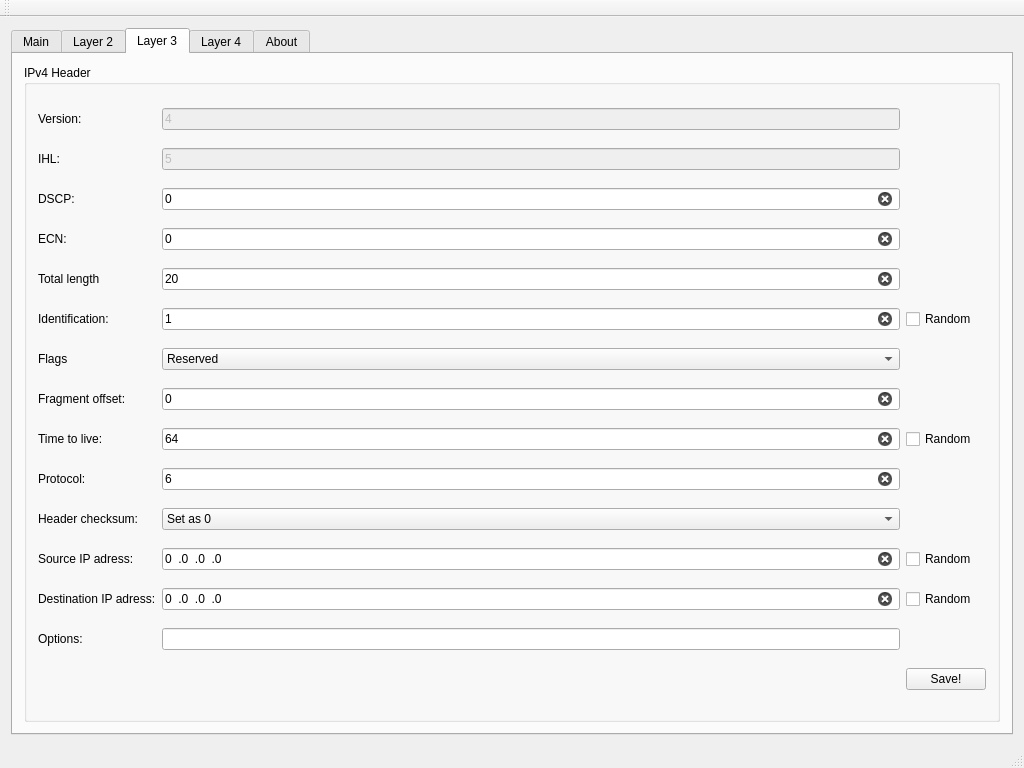
emiliancyc/packet-generator, file qt/packet-generator/mainwindow.ui: the form before one commit.
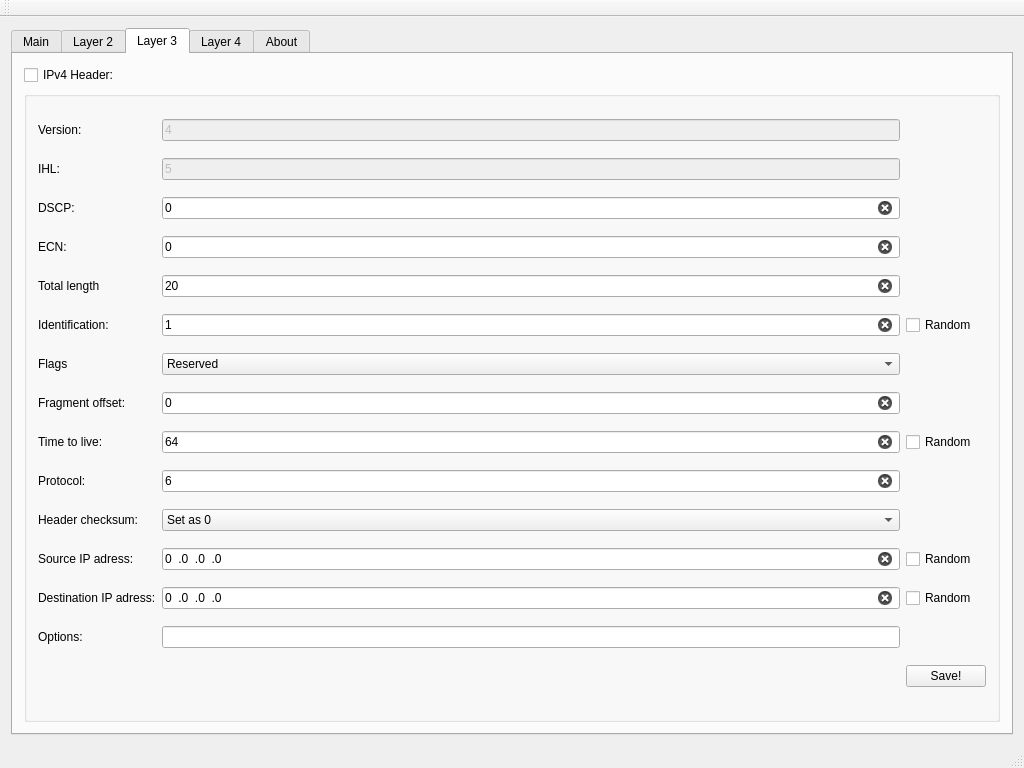
The form after the commit. The open tabs and pages were chosen to show the change.

Commit message: Sending eth and VLAN + IP with checksum now works ok

What changed in the file:
```diff
--- a/qt/packet-generator/mainwindow.ui
+++ b/qt/packet-generator/mainwindow.ui
@@ -541,30 +541,72 @@
         <string>Layer 3</string>
        </attribute>
        <layout class="QVBoxLayout" name="verticalLayout_4">
+        <item>
+         <widget class="QCheckBox" name="checkBox_ip_create">
+          <property name="sizePolicy">
+           <sizepolicy hsizetype="Minimum" vsizetype="Fixed">
+            <horstretch>0</horstretch>
+            <verstretch>0</verstretch>
+           </sizepolicy>
+          </property>
+          <property name="text">
+           <string>IPv4 Header:</string>
+          </property>
+         </widget>
+        </item>
         <item>
          <widget class="QGroupBox" name="groupBox_layer3">
+          <property name="sizePolicy">
+           <sizepolicy hsizetype="Preferred" vsizetype="Expanding">
+            <horstretch>0</horstretch>
+            <verstretch>0</verstretch>
+           </sizepolicy>
+          </property>
           <property name="inputMethodHints">
            <set>Qt::ImhNone</set>
           </property>
           <property name="title">
-           <string>IPv4 Header</string>
+           <string/>
           </property>
           <layout class="QGridLayout" name="gridLayout_4">
-           <item row="9" column="0">
+           <item row="2" column="1">
+            <widget class="QLineEdit" name="lineEdit_ip_ihl">
+             <property name="enabled">
+              <bool>false</bool>
+             </property>
+             <property name="toolTip">
+              <string>&lt;html&gt;&lt;head/&gt;&lt;body&gt;&lt;p align=&quot;justify&quot;&gt;The second field (4 bits) is the Internet Header Length (IHL), which is the number of 32-bit words in the header. Since an IPv4 header may contain a variable number of options, this field specifies the size of the header (this also coincides with the offset to the data). The minimum value for this field is 5 (RFC 791), which is a length of 5×32 = 160 bits = 20 bytes. Being a 4-bit value, the maximum length is 15 words (15×32 bits) or 480 bits = 60 bytes&lt;/p&gt;&lt;/body&gt;&lt;/html&gt;</string>
+             </property>
+             <property name="statusTip">
+              <string>The second field (4 bits) is the Internet Header Length (IHL), which is the number of 32-bit words in the header. Since an IPv4 header may contain a variable number of options, this field specifies the size of the header (this also coincides with the offset to the data). The minimum value for this field is 5 (RFC 791), which is a length of 5×32 = 160 bits = 20 bytes. Being a 4-bit value, the maximum length is 15 words (15×32 bits) or 480 bits = 60 bytes</string>
+             </property>
+             <property name="text">
+              <string>5</string>
+             </property>
+            </widget>
+           </item>
+           <item row="14" column="0">
+            <widget class="QLabel" name="label_ip_options">
+             <property name="text">
+              <string>Options:</string>
+             </property>
+            </widget>
+           </item>
+           <item row="10" column="0">
             <widget class="QLabel" name="label_ip_protocol">
              <property name="text">
               <string>Protocol:</string>
              </property>
             </widget>
            </item>
-           <item row="5" column="2">
+           <item row="6" column="2">
             <widget class="QCheckBox" name="checkBox_ip_rand_id">
              <property name="text">
               <string>Random</string>
              </property>
             </widget>
            </item>
-           <item row="8" column="1">
+           <item row="9" column="1">
             <widget class="QLineEdit" name="lineEdit_ip_ttl">
              <property name="toolTip">
               <string>&lt;html&gt;&lt;head/&gt;&lt;body&gt;&lt;p align=&quot;justify&quot;&gt;&lt;span style=&quot; font-family:'sans-serif'; font-size:14px; color:#252525; background-color:#ffffff;&quot;&gt;An eight-bit&lt;/span&gt;&lt;span style=&quot; font-family:'sans-serif'; font-size:14px; color:#252525;&quot;/&gt;&lt;a href=&quot;https://en.wikipedia.org/wiki/Time_to_live&quot;&gt;&lt;span style=&quot; font-family:'sans-serif'; font-size:14px; color:#0b0080;&quot;&gt;time to live&lt;/span&gt;&lt;/a&gt;&lt;span style=&quot; font-family:'sans-serif'; font-size:14px; color:#252525;&quot;&gt; field helps prevent datagrams from persisting (e.g. going in circles) on an internet. This field limits a datagram's lifetime. It is specified in seconds, but time intervals less than 1 second are rounded up to 1. In practice, the field has become a &lt;/span&gt;&lt;a href=&quot;https://en.wikipedia.org/wiki/Hop_count&quot;&gt;&lt;span style=&quot; font-family:'sans-serif'; font-size:14px; color:#0b0080;&quot;&gt;hop count&lt;/span&gt;&lt;/a&gt;&lt;span style=&quot; font-family:'sans-serif'; font-size:14px; color:#252525;&quot;&gt;—when the datagram arrives at a &lt;/span&gt;&lt;a href=&quot;https://en.wikipedia.org/wiki/Router_(computing)&quot;&gt;&lt;span style=&quot; font-family:'sans-serif'; font-size:14px; color:#0b0080;&quot;&gt;router&lt;/span&gt;&lt;/a&gt;&lt;span style=&quot; font-family:'sans-serif'; font-size:14px; color:#252525;&quot;&gt;, the router decrements the TTL field by one. When the TTL field hits zero, the router discards the packet and typically sends an &lt;/span&gt;&lt;a href=&quot;https://en.wikipedia.org/wiki/ICMP_Time_Exceeded&quot;&gt;&lt;span style=&quot; font-family:'sans-serif'; font-size:14px; color:#0b0080;&quot;&gt;ICMP Time Exceeded&lt;/span&gt;&lt;/a&gt;&lt;span style=&quot; font-family:'sans-serif'; font-size:14px; color:#252525;&quot;&gt; message to the sender.&lt;/span&gt;&lt;/p&gt;&lt;p align=&quot;justify&quot;&gt;&lt;span style=&quot; font-family:'sans-serif'; font-size:14px; color:#252525; background-color:#ffffff;&quot;&gt;The program&lt;/span&gt;&lt;span style=&quot; font-family:'sans-serif'; font-size:14px; color:#252525;&quot;/&gt;&lt;a href=&quot;https://en.wikipedia.org/wiki/Traceroute&quot;&gt;&lt;span style=&quot; font-family:'sans-serif'; font-size:14px; color:#0b0080;&quot;&gt;traceroute&lt;/span&gt;&lt;/a&gt;&lt;span style=&quot; font-family:'sans-serif'; font-size:14px; color:#252525;&quot;&gt; uses these ICMP Time Exceeded messages to print the routers used by packets to go from the source to the destination.&lt;/span&gt;&lt;/p&gt;&lt;/body&gt;&lt;/html&gt;</string>
@@ -595,14 +637,14 @@
              </property>
             </widget>
            </item>
-           <item row="4" column="0">
+           <item row="5" column="0">
             <widget class="QLabel" name="label_ip_total_length">
              <property name="text">
               <string>Total length</string>
              </property>
             </widget>
            </item>
-           <item row="4" column="1">
+           <item row="5" column="1">
             <widget class="QLineEdit" name="lineEdit_ip_total_length">
              <property name="toolTip">
               <string>&lt;html&gt;&lt;head/&gt;&lt;body&gt;&lt;p align=&quot;justify&quot;&gt;&lt;span style=&quot; font-family:'sans-serif'; font-size:14px; color:#252525; background-color:#ffffff;&quot;&gt;This 16-bit field defines the entire packet size, including header and data, in bytes. The minimum-length packet is 20 bytes (20-byte header + 0 bytes data) and the maximum is 65,535 bytes — the maximum value of a 16-bit word. All hosts are required to be able to reassemble datagrams of size up to 576 bytes, but most modern hosts handle much larger packets. Sometimes &lt;/span&gt;&lt;a href=&quot;https://en.wikipedia.org/wiki/Subnetwork&quot;&gt;&lt;span style=&quot; font-family:'sans-serif'; font-size:14px; color:#0b0080; background-color:#ffffff;&quot;&gt;subnetworks&lt;/span&gt;&lt;/a&gt;&lt;span style=&quot; font-family:'sans-serif'; font-size:14px; color:#252525; background-color:#ffffff;&quot;&gt; impose further restrictions on the packet size, in which case datagrams must be fragmented. Fragmentation is handled in either the host or router in IPv4.&lt;/span&gt;</string>
@@ -624,49 +666,49 @@
              </property>
             </widget>
            </item>
-           <item row="6" column="0">
-            <widget class="QLabel" name="label_ip_flags">
-             <property name="text">
-              <string>Flags</string>
-             </property>
-            </widget>
-           </item>
            <item row="2" column="0">
-            <widget class="QLabel" name="label_ip_dscp">
-             <property name="text">
-              <string>DSCP:</string>
-             </property>
-            </widget>
-           </item>
-           <item row="1" column="0">
             <widget class="QLabel" name="label_ip_ihl">
              <property name="text">
               <string>IHL:</string>
              </property>
             </widget>
            </item>
-           <item row="12" column="0">
+           <item row="3" column="0">
+            <widget class="QLabel" name="label_ip_dscp">
+             <property name="text">
+              <string>DSCP:</string>
+             </property>
+            </widget>
+           </item>
+           <item row="7" column="0">
+            <widget class="QLabel" name="label_ip_flags">
+             <property name="text">
+              <string>Flags</string>
+             </property>
+            </widget>
+           </item>
+           <item row="13" column="0">
             <widget class="QLabel" name="label_ip_dest_ip">
              <property name="text">
               <string>Destination IP adress:</string>
              </property>
             </widget>
            </item>
-           <item row="7" column="0">
+           <item row="8" column="0">
             <widget class="QLabel" name="label_ip_frag_offset">
              <property name="text">
               <string>Fragment offset:</string>
              </property>
             </widget>
            </item>
-           <item row="0" column="0">
+           <item row="1" column="0">
             <widget class="QLabel" name="label_ip_version">
              <property name="text">
               <string>Version:</string>
              </property>
             </widget>
            </item>
-           <item row="7" column="1">
+           <item row="8" column="1">
             <widget class="QLineEdit" name="lineEdit_ip_offset">
              <property name="toolTip">
               <string>&lt;html&gt;&lt;head/&gt;&lt;body&gt;&lt;p align=&quot;justify&quot;&gt;&lt;span style=&quot; font-family:'sans-serif'; font-size:14px; color:#252525; background-color:#ffffff;&quot;&gt;The fragment offset field, measured in units of eight-byte blocks (64 bits), is 13 bits long and specifies the offset of a particular fragment relative to the beginning of the original unfragmented IP datagram. &lt;/span&gt;&lt;/p&gt;&lt;p align=&quot;justify&quot;&gt;&lt;span style=&quot; font-family:'sans-serif'; font-size:14px; color:#252525; background-color:#ffffff;&quot;&gt;The first fragment has an offset of zero. This allows a maximum offset of (2&lt;/span&gt;&lt;span style=&quot; font-family:'sans-serif'; color:#252525; background-color:#ffffff; vertical-align:super;&quot;&gt;13&lt;/span&gt;&lt;span style=&quot; font-family:'sans-serif'; font-size:14px; color:#252525; background-color:#ffffff;&quot;&gt; – 1) × 8 = 65,528 bytes, which would exceed the maximum IP packet length of 65,535 bytes with the header length included (65,528 + 20 = 65,548 bytes).&lt;/span&gt;&lt;/p&gt;&lt;/body&gt;&lt;/html&gt;</string>
@@ -691,44 +733,28 @@
              </property>
             </widget>
            </item>
-           <item row="13" column="0">
-            <widget class="QLabel" name="label_ip_options">
-             <property name="text">
-              <string>Options:</string>
-             </property>
-            </widget>
-           </item>
-           <item row="1" column="1">
-            <widget class="QLineEdit" name="lineEdit_ip_ihl">
-             <property name="enabled">
-              <bool>false</bool>
-             </property>
-             <property name="toolTip">
-              <string>&lt;html&gt;&lt;head/&gt;&lt;body&gt;&lt;p align=&quot;justify&quot;&gt;The second field (4 bits) is the Internet Header Length (IHL), which is the number of 32-bit words in the header. Since an IPv4 header may contain a variable number of options, this field specifies the size of the header (this also coincides with the offset to the data). The minimum value for this field is 5 (RFC 791), which is a length of 5×32 = 160 bits = 20 bytes. Being a 4-bit value, the maximum length is 15 words (15×32 bits) or 480 bits = 60 bytes&lt;/p&gt;&lt;/body&gt;&lt;/html&gt;</string>
-             </property>
-             <property name="statusTip">
-              <string>The second field (4 bits) is the Internet Header Length (IHL), which is the number of 32-bit words in the header. Since an IPv4 header may contain a variable number of options, this field specifies the size of the header (this also coincides with the offset to the data). The minimum value for this field is 5 (RFC 791), which is a length of 5×32 = 160 bits = 20 bytes. Being a 4-bit value, the maximum length is 15 words (15×32 bits) or 480 bits = 60 bytes</string>
-             </property>
-             <property name="text">
-              <string>5</string>
-             </property>
-            </widget>
-           </item>
-           <item row="8" column="0">
-            <widget class="QLabel" name="label_ip_ttl">
-             <property name="text">
-              <string>Time to live:</string>
-             </property>
-            </widget>
-           </item>
-           <item row="5" column="0">
+           <item row="6" column="0">
             <widget class="QLabel" name="label_ip_id">
              <property name="text">
               <string>Identification:</string>
              </property>
             </widget>
            </item>
-           <item row="13" column="1">
+           <item row="9" column="0">
+            <widget class="QLabel" name="label_ip_ttl">
+             <property name="text">
+              <string>Time to live:</string>
+             </property>
+            </widget>
+           </item>
+           <item row="4" column="0">
+            <widget class="QLabel" name="label_ip_ecn">
+             <property name="text">
+              <string>ECN:</string>
+             </property>
+            </widget>
+           </item>
+           <item row="14" column="1">
             <widget class="QLineEdit" name="lineEdit_ip_options">
              <property name="toolTip">
               <string>&lt;html&gt;&lt;head/&gt;&lt;body&gt;&lt;p align=&quot;justify&quot;&gt;&lt;span style=&quot; font-family:'sans-serif'; font-size:14px; color:#252525; background-color:#ffffff;&quot;&gt;The options field is not often used. Note that the value in the IHL field must include enough extra 32-bit words to hold all the options (plus any padding needed to ensure that the header contains an integer number of 32-bit words). The list of options may be terminated with an EOL (&lt;/span&gt;&lt;a href=&quot;https://en.wikipedia.org/w/index.php?title=End_of_Options_List&amp;amp;action=edit&amp;amp;redlink=1&quot;&gt;&lt;span style=&quot; font-family:'sans-serif'; font-size:14px; color:#000000;&quot;&gt;End of Options List&lt;/span&gt;&lt;/a&gt;&lt;span style=&quot; font-family:'sans-serif'; font-size:14px; color:#252525;&quot;&gt;, 0x00) option; this is only necessary if the end of the options would not otherwise coincide with the end of the header. The possible options that can be put in the header are as follows:&lt;/span&gt;&lt;/p&gt;&lt;table border=&quot;0&quot; style=&quot; margin-top:17px; margin-bottom:17px; margin-left:0px; margin-right:0px;&quot; cellspacing=&quot;2&quot; cellpadding=&quot;0&quot; bgcolor=&quot;#f9f9f9&quot;&gt;&lt;tr&gt;&lt;td bgcolor=&quot;#f2f2f2&quot; style=&quot; padding-left:7; padding-right:7; padding-top:4; padding-bottom:4;&quot;&gt;&lt;p align=&quot;justify&quot;&gt;&lt;span style=&quot; font-family:'sans-serif'; font-size:14px; font-weight:600; color:#000000; background-color:#f2f2f2;&quot;&gt;Field&lt;/span&gt;&lt;/p&gt;&lt;/td&gt;&lt;td bgcolor=&quot;#f2f2f2&quot; style=&quot; padding-left:7; padding-right:7; padding-top:4; padding-bottom:4;&quot;&gt;&lt;p align=&quot;justify&quot;&gt;&lt;span style=&quot; font-family:'sans-serif'; font-size:14px; font-weight:600; color:#000000; background-color:#f2f2f2;&quot;&gt;Size (bits)&lt;/span&gt;&lt;/p&gt;&lt;/td&gt;&lt;td bgcolor=&quot;#f2f2f2&quot; style=&quot; padding-left:7; padding-right:7; padding-top:4; padding-bottom:4;&quot;&gt;&lt;p align=&quot;justify&quot;&gt;&lt;span style=&quot; font-family:'sans-serif'; font-size:14px; font-weight:600; color:#000000; background-color:#f2f2f2;&quot;&gt;Description&lt;/span&gt;&lt;/p&gt;&lt;/td&gt;&lt;/tr&gt;&lt;tr&gt;&lt;td style=&quot; padding-left:7; padding-right:7; padding-top:4; padding-bottom:4;&quot;&gt;&lt;p align=&quot;justify&quot;&gt;&lt;span style=&quot; font-family:'sans-serif'; font-size:14px; color:#000000;&quot;&gt;Copied&lt;/span&gt;&lt;/p&gt;&lt;/td&gt;&lt;td style=&quot; padding-left:7; padding-right:7; padding-top:4; padding-bottom:4;&quot;&gt;&lt;p align=&quot;justify&quot;&gt;&lt;span style=&quot; font-family:'sans-serif'; font-size:14px; color:#000000;&quot;&gt;1&lt;/span&gt;&lt;/p&gt;&lt;/td&gt;&lt;td style=&quot; padding-left:7; padding-right:7; padding-top:4; padding-bottom:4;&quot;&gt;&lt;p align=&quot;justify&quot;&gt;&lt;span style=&quot; font-family:'sans-serif'; font-size:14px; color:#000000;&quot;&gt;Set to 1 if the options need to be copied into all fragments of a fragmented packet.&lt;/span&gt;&lt;/p&gt;&lt;/td&gt;&lt;/tr&gt;&lt;tr&gt;&lt;td style=&quot; padding-left:7; padding-right:7; padding-top:4; padding-bottom:4;&quot;&gt;&lt;p align=&quot;justify&quot;&gt;&lt;span style=&quot; font-family:'sans-serif'; font-size:14px; color:#000000;&quot;&gt;Option Class&lt;/span&gt;&lt;/p&gt;&lt;/td&gt;&lt;td style=&quot; padding-left:7; padding-right:7; padding-top:4; padding-bottom:4;&quot;&gt;&lt;p align=&quot;justify&quot;&gt;&lt;span style=&quot; font-family:'sans-serif'; font-size:14px; color:#000000;&quot;&gt;2&lt;/span&gt;&lt;/p&gt;&lt;/td&gt;&lt;td style=&quot; padding-left:7; padding-right:7; padding-top:4; padding-bottom:4;&quot;&gt;&lt;p align=&quot;justify&quot;&gt;&lt;span style=&quot; font-family:'sans-serif'; font-size:14px; color:#000000;&quot;&gt;A general options category. 0 is for &amp;quot;&lt;/span&gt;&lt;span style=&quot; font-family:'sans-serif'; font-size:14px; font-style:italic; color:#000000;&quot;&gt;control&lt;/span&gt;&lt;span style=&quot; font-family:'sans-serif'; font-size:14px; color:#000000;&quot;&gt;&amp;quot; options, and 2 is for &amp;quot;&lt;/span&gt;&lt;span style=&quot; font-family:'sans-serif'; font-size:14px; font-style:italic; color:#000000;&quot;&gt;debugging and measurement&lt;/span&gt;&lt;span style=&quot; font-family:'sans-serif'; font-size:14px; color:#000000;&quot;&gt;&amp;quot;. 1, and 3 are reserved.&lt;/span&gt;&lt;/p&gt;&lt;/td&gt;&lt;/tr&gt;&lt;tr&gt;&lt;td style=&quot; padding-left:7; padding-right:7; padding-top:4; padding-bottom:4;&quot;&gt;&lt;p align=&quot;justify&quot;&gt;&lt;span style=&quot; font-family:'sans-serif'; font-size:14px; color:#000000;&quot;&gt;Option Number&lt;/span&gt;&lt;/p&gt;&lt;/td&gt;&lt;td style=&quot; padding-left:7; padding-right:7; padding-top:4; padding-bottom:4;&quot;&gt;&lt;p align=&quot;justify&quot;&gt;&lt;span style=&quot; font-family:'sans-serif'; font-size:14px; color:#000000;&quot;&gt;5&lt;/span&gt;&lt;/p&gt;&lt;/td&gt;&lt;td style=&quot; padding-left:7; padding-right:7; padding-top:4; padding-bottom:4;&quot;&gt;&lt;p align=&quot;justify&quot;&gt;&lt;span style=&quot; font-family:'sans-serif'; font-size:14px; color:#000000;&quot;&gt;Specifies an option.&lt;/span&gt;&lt;/p&gt;&lt;/td&gt;&lt;/tr&gt;&lt;tr&gt;&lt;td style=&quot; padding-left:7; padding-right:7; padding-top:4; padding-bottom:4;&quot;&gt;&lt;p align=&quot;justify&quot;&gt;&lt;span style=&quot; font-family:'sans-serif'; font-size:14px; color:#000000;&quot;&gt;Option Length&lt;/span&gt;&lt;/p&gt;&lt;/td&gt;&lt;td style=&quot; padding-left:7; padding-right:7; padding-top:4; padding-bottom:4;&quot;&gt;&lt;p align=&quot;justify&quot;&gt;&lt;span style=&quot; font-family:'sans-serif'; font-size:14px; color:#000000;&quot;&gt;8&lt;/span&gt;&lt;/p&gt;&lt;/td&gt;&lt;td style=&quot; padding-left:7; padding-right:7; padding-top:4; padding-bottom:4;&quot;&gt;&lt;p align=&quot;justify&quot;&gt;&lt;span style=&quot; font-family:'sans-serif'; font-size:14px; color:#000000;&quot;&gt;Indicates the size of the entire option (including this field). This field may not exist for simple options.&lt;/span&gt;&lt;/p&gt;&lt;/td&gt;&lt;/tr&gt;&lt;tr&gt;&lt;td style=&quot; padding-left:7; padding-right:7; padding-top:4; padding-bottom:4;&quot;&gt;&lt;p align=&quot;justify&quot;&gt;&lt;span style=&quot; font-family:'sans-serif'; font-size:14px; color:#000000;&quot;&gt;Option Data&lt;/span&gt;&lt;/p&gt;&lt;/td&gt;&lt;td style=&quot; padding-left:7; padding-right:7; padding-top:4; padding-bottom:4;&quot;&gt;&lt;p align=&quot;justify&quot;&gt;&lt;span style=&quot; font-family:'sans-serif'; font-size:14px; color:#000000;&quot;&gt;Variable&lt;/span&gt;&lt;/p&gt;&lt;/td&gt;&lt;td style=&quot; padding-left:7; padding-right:7; padding-top:4; padding-bottom:4;&quot;&gt;&lt;p align=&quot;justify&quot;&gt;&lt;span style=&quot; font-family:'sans-serif'; font-size:14px; color:#000000;&quot;&gt;Option-specific data. This field may not exist for simple options.&lt;/span&gt;&lt;/p&gt;&lt;/td&gt;&lt;/tr&gt;&lt;/table&gt;&lt;/body&gt;&lt;/html&gt;</string>
@@ -741,14 +767,14 @@
              </property>
             </widget>
            </item>
-           <item row="3" column="0">
-            <widget class="QLabel" name="label_ip_ecn">
+           <item row="12" column="2">
+            <widget class="QCheckBox" name="checkBox_ip_rand_src_ip">
              <property name="text">
-              <string>ECN:</string>
+              <string>Random</string>
              </property>
             </widget>
            </item>
-           <item row="0" column="1">
+           <item row="1" column="1">
             <widget class="QLineEdit" name="lineEdit_ip_version">
              <property name="enabled">
               <bool>false</bool>
@@ -767,7 +793,14 @@
              </property>
             </widget>
            </item>
-           <item row="9" column="1">
+           <item row="9" column="2">
+            <widget class="QCheckBox" name="checkBox_ip_rand_ttl">
+             <property name="text">
+              <string>Random</string>
+             </property>
+            </widget>
+           </item>
+           <item row="10" column="1">
             <widget class="QLineEdit" name="lineEdit_ip_protocol">
              <property name="toolTip">
               <string>&lt;html&gt;&lt;head/&gt;&lt;body&gt;&lt;p align=&quot;justify&quot;&gt;&lt;span style=&quot; font-family:'sans-serif'; font-size:14px; color:#252525; background-color:#ffffff;&quot;&gt;This field defines the protocol used in the data portion of the IP datagram. The &lt;/span&gt;&lt;a href=&quot;https://en.wikipedia.org/wiki/Internet_Assigned_Numbers_Authority&quot;&gt;&lt;span style=&quot; font-family:'sans-serif'; font-size:14px; color:#0b0080; background-color:#ffffff;&quot;&gt;Internet Assigned Numbers Authority&lt;/span&gt;&lt;/a&gt;&lt;span style=&quot; font-family:'sans-serif'; font-size:14px; color:#252525; background-color:#ffffff;&quot;&gt; maintains a &lt;/span&gt;&lt;a href=&quot;https://en.wikipedia.org/wiki/List_of_IP_protocol_numbers&quot;&gt;&lt;span style=&quot; font-family:'sans-serif'; font-size:14px; color:#0b0080; background-color:#ffffff;&quot;&gt;list of IP protocol numbers&lt;/span&gt;&lt;/a&gt;&lt;span style=&quot; font-family:'sans-serif'; font-size:14px; color:#252525; background-color:#ffffff;&quot;&gt; which was originally defined in &lt;/span&gt;&lt;a href=&quot;https://tools.ietf.org/html/rfc790&quot;&gt;&lt;span style=&quot; font-family:'sans-serif'; font-size:14px; color:#663366;&quot;&gt;RFC 790.&lt;/span&gt;&lt;/a&gt;&lt;/p&gt;&lt;/body&gt;&lt;/html&gt;</string>
@@ -792,21 +825,14 @@
              </property>
             </widget>
            </item>
-           <item row="11" column="2">
-            <widget class="QCheckBox" name="checkBox_ip_rand_src_ip">
+           <item row="13" column="2">
+            <widget class="QCheckBox" name="checkBox_ip_rand_dest_ip">
              <property name="text">
               <string>Random</string>
              </property>
             </widget>
            </item>
-           <item row="8" column="2">
-            <widget class="QCheckBox" name="checkBox_ip_rand_ttl">
-             <property name="text">
-              <string>Random</string>
-             </property>
-            </widget>
-           </item>
-           <item row="11" column="1">
+           <item row="12" column="1">
             <widget class="QLineEdit" name="lineEdit_ip_src_ip">
              <property name="toolTip">
               <string>&lt;html&gt;&lt;head/&gt;&lt;body&gt;&lt;p align=&quot;justify&quot;&gt;&lt;span style=&quot; font-family:'sans-serif'; font-size:14px; color:#252525; background-color:#ffffff;&quot;&gt;This field is the &lt;/span&gt;&lt;span style=&quot; font-family:'sans-serif'; font-size:14px; color:#000000; background-color:#ffffff;&quot;&gt;IPv4 address&lt;/span&gt;&lt;/a&gt;&lt;span style=&quot; font-family:'sans-serif'; font-size:14px; color:#252525; background-color:#ffffff;&quot;&gt; of the sender of the packet. Note that this address may be changed in transit by a &lt;/span&gt;&lt;span style=&quot; font-family:'sans-serif'; font-size:14px; color:#0b0080; background-color:#ffffff;&quot;&gt;network address translation&lt;/span&gt;&lt;/a&gt;&lt;span style=&quot; font-family:'sans-serif'; font-size:14px; color:#252525; background-color:#ffffff;&quot;&gt; device.&lt;/span&gt;&lt;/p&gt;&lt;/body&gt;&lt;/html&gt;</string>
@@ -828,14 +854,14 @@
              </property>
             </widget>
            </item>
-           <item row="12" column="2">
-            <widget class="QCheckBox" name="checkBox_ip_rand_dest_ip">
+           <item row="11" column="0">
+            <widget class="QLabel" name="label_ip_checksum">
              <property name="text">
-              <string>Random</string>
+              <string>Header checksum:</string>
              </property>
             </widget>
            </item>
-           <item row="2" column="1">
+           <item row="3" column="1">
             <widget class="QLineEdit" name="lineEdit_ip_dscp">
              <property name="toolTip">
               <string>&lt;html&gt;&lt;head/&gt;&lt;body&gt;&lt;p align=&quot;justify&quot;&gt;Originally defined as the Type of service (ToS) field. This field is now defined by RFC 2474 for Differentiated services (DiffServ). New technologies are emerging that require real-time data streaming and therefore make use of the DSCP field. An example is Voice over IP (VoIP), which is used for interactive data voice exchange.&lt;/p&gt;&lt;/body&gt;&lt;/html&gt;</string>
@@ -863,14 +889,14 @@
              </property>
             </widget>
            </item>
-           <item row="10" column="0">
-            <widget class="QLabel" name="label_ip_checksum">
+           <item row="12" column="0">
+            <widget class="QLabel" name="label_ip_src_ip">
              <property name="text">
-              <string>Header checksum:</string>
+              <string>Source IP adress:</string>
              </property>
             </widget>
            </item>
-           <item row="12" column="1">
+           <item row="13" column="1">
             <widget class="QLineEdit" name="lineEdit_ip_dest_ip">
              <property name="toolTip">
               <string>&lt;html&gt;&lt;head/&gt;&lt;body&gt;&lt;p align=&quot;justify&quot;&gt;&lt;span style=&quot; font-family:'sans-serif'; font-size:14px; color:#252525; background-color:#ffffff;&quot;&gt;This field is the &lt;/span&gt;&lt;a href=&quot;https://en.wikipedia.org/wiki/IPv4_address&quot;&gt;&lt;span style=&quot; font-family:'sans-serif'; font-size:14px; color:#0b0080; background-color:#ffffff;&quot;&gt;IPv4 address&lt;/span&gt;&lt;/a&gt;&lt;span style=&quot; font-family:'sans-serif'; font-size:14px; color:#252525; background-color:#ffffff;&quot;&gt; of the receiver of the packet. As with the source address, this may be changed in transit by a &lt;/span&gt;&lt;a href=&quot;https://en.wikipedia.org/wiki/Network_address_translation&quot;&gt;&lt;span style=&quot; font-family:'sans-serif'; font-size:14px; color:#0b0080; background-color:#ffffff;&quot;&gt;network address translation&lt;/span&gt;&lt;/a&gt;&lt;span style=&quot; font-family:'sans-serif'; font-size:14px; color:#252525; background-color:#ffffff;&quot;&gt; device.&lt;/span&gt;&lt;/p&gt;&lt;/body&gt;&lt;/html&gt;</string>
@@ -892,7 +918,7 @@
              </property>
             </widget>
            </item>
-           <item row="5" column="1">
+           <item row="6" column="1">
             <widget class="QLineEdit" name="lineEdit_ip_id">
              <property name="toolTip">
               <string>&lt;html&gt;&lt;head/&gt;&lt;body&gt;&lt;p align=&quot;justify&quot;&gt;This field is an identification field and is primarily used for uniquely identifying the group of fragments of a single IP datagram. Some experimental work has suggested using the ID field for other purposes, such as for adding packet-tracing information to help trace datagrams with spoofed source addresses, but RFC 6864 now prohibits any such use.&lt;/p&gt;&lt;/body&gt;&lt;/html&gt;</string>
@@ -914,14 +940,7 @@
              </property>
             </widget>
            </item>
-           <item row="11" column="0">
-            <widget class="QLabel" name="label_ip_src_ip">
-             <property name="text">
-              <string>Source IP adress:</string>
-             </property>
-            </widget>
-           </item>
-           <item row="6" column="1">
+           <item row="7" column="1">
             <widget class="QComboBox" name="comboBox_ip_flags">
              <item>
               <property name="text">
@@ -940,42 +959,8 @@
              </item>
             </widget>
            </item>
-           <item row="3" column="1">
-            <widget class="QLineEdit" name="lineEdit_ip_ecn">
-             <property name="enabled">
-              <bool>true</bool>
-             </property>
-             <property name="toolTip">
-              <string>&lt;html&gt;&lt;head/&gt;&lt;body&gt;&lt;p&gt;This field is defined in RFC
-3168 and allows end-to-end notification of network congestion without dropping packets. &lt;/p&gt;
-&lt;p align=&quot;justify&quot;&gt;ECN is an optional feature that is only
-used when both endpoints support it and are willing to use it. It is only effective when supported by the underlying network.&lt;/p&gt;&lt;/body&gt;&lt;/html&gt;</string>
-             </property>
-             <property name="statusTip">
-              <string>This field is defined in RFC 3168 and allows end-to-end notification of network congestion without dropping packets. ECN is an optional feature that is only used when both endpoints support it and are willing to use it. It is only effective when supported by the underlying network</string>
-             </property>
-             <property name="inputMethodHints">
-              <set>Qt::ImhDigitsOnly</set>
-             </property>
-             <property name="inputMask">
-              <string/>
-             </property>
-             <property name="text">
-              <string>0</string>
-             </property>
-             <property name="maxLength">
-              <number>1</number>
-             </property>
-             <property name="cursorPosition">
-              <number>1</number>
-             </property>
-             <property name="clearButtonEnabled">
-              <bool>true</bool>
-             </property>
-            </widget>
-           </item>
-           <item row="10" column="1">
-            <widget class="QComboBox" name="comboBox">
+           <item row="11" column="1">
+            <widget class="QComboBox" name="comboBox_ip_checksum">
              <item>
               <property name="text">
                <string>Set as 0</string>
@@ -988,7 +973,7 @@
              </item>
             </widget>
            </item>
-           <item row="14" column="2">
+           <item row="15" column="2">
             <widget class="QPushButton" name="SaveL3Button">
              <property name="sizePolicy">
               <sizepolicy hsizetype="Fixed" vsizetype="Fixed">
@@ -1001,6 +986,40 @@
              </property>
             </widget>
            </item>
+           <item row="4" column="1">
+            <widget class="QLineEdit" name="lineEdit_ip_ecn">
+             <property name="enabled">
+              <bool>true</bool>
+             </property>
+             <property name="toolTip">
+              <string>&lt;html&gt;&lt;head/&gt;&lt;body&gt;&lt;p&gt;This field is defined in RFC
+3168 and allows end-to-end notification of network congestion without dropping packets. &lt;/p&gt;
+&lt;p align=&quot;justify&quot;&gt;ECN is an optional feature that is only
+used when both endpoints support it and are willing to use it. It is only effective when supported by the underlying network.&lt;/p&gt;&lt;/body&gt;&lt;/html&gt;</string>
+             </property>
+             <property name="statusTip">
+              <string>This field is defined in RFC 3168 and allows end-to-end notification of network congestion without dropping packets. ECN is an optional feature that is only used when both endpoints support it and are willing to use it. It is only effective when supported by the underlying network</string>
+             </property>
+             <property name="inputMethodHints">
+              <set>Qt::ImhDigitsOnly</set>
+             </property>
+             <property name="inputMask">
+              <string/>
+             </property>
+             <property name="text">
+              <string>0</string>
+             </property>
+             <property name="maxLength">
+              <number>1</number>
+             </property>
+             <property name="cursorPosition">
+              <number>1</number>
+             </property>
+             <property name="clearButtonEnabled">
+              <bool>true</bool>
+             </property>
+            </widget>
+           </item>
           </layout>
          </widget>
         </item>
```
The commit also changes 3 other files.
